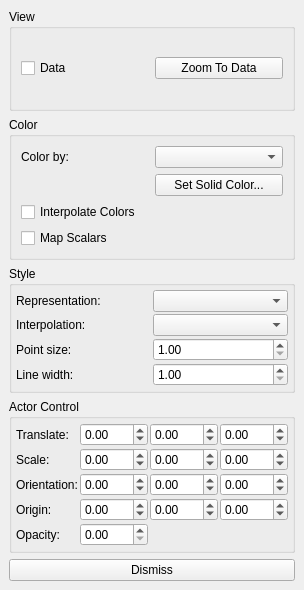
This is Qt/Components/Resources/UI/pqDisplayProxyEditor.ui in wildmichael/ParaView3-enhancements-old as Qt 5 draws it before an edit. The edited form follows.
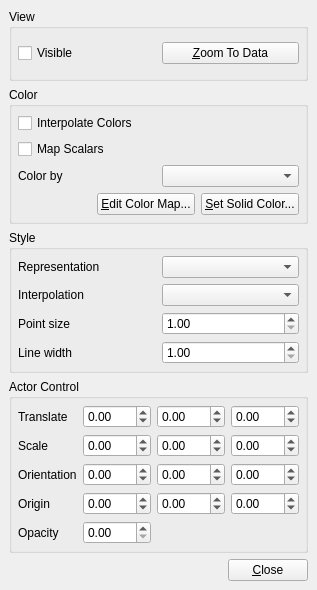
This is the edited form. Custom widgets are drawn as their Qt base class.

Commit message: ENH: Adding the color map editor to the display dialog.

The edit to the form file:
```diff
--- a/Qt/Components/Resources/UI/pqDisplayProxyEditor.ui
+++ b/Qt/Components/Resources/UI/pqDisplayProxyEditor.ui
@@ -15,73 +15,69 @@
   <property name="windowTitle" >
    <string>Form</string>
   </property>
-  <layout class="QVBoxLayout" >
+  <layout class="QGridLayout" >
    <property name="margin" >
     <number>9</number>
    </property>
    <property name="spacing" >
     <number>6</number>
    </property>
-   <item>
-    <widget class="QGroupBox" name="ViewGroup" >
-     <property name="title" >
-      <string>View</string>
-     </property>
-     <property name="flat" >
-      <bool>false</bool>
-     </property>
-     <property name="checkable" >
-      <bool>false</bool>
-     </property>
-     <property name="checked" >
-      <bool>false</bool>
-     </property>
-     <layout class="QHBoxLayout" >
-      <property name="margin" >
-       <number>9</number>
-      </property>
-      <property name="spacing" >
-       <number>6</number>
-      </property>
-      <item>
-       <widget class="QCheckBox" name="ViewData" >
-        <property name="toolTip" >
-         <string>&lt;html>&lt;head>&lt;meta name="qrichtext" content="1" />&lt;/head>&lt;body style=" white-space: pre-wrap; font-family:Sans Serif; font-size:9pt; font-weight:400; font-style:normal; text-decoration:none;">&lt;p style=" margin-top:0px; margin-bottom:0px; margin-left:0px; margin-right:0px; -qt-block-indent:0; text-indent:0px;">Toggle visibility of this dataset's geometry.&lt;/p>&lt;/body>&lt;/html></string>
-        </property>
-        <property name="text" >
-         <string>Data</string>
-        </property>
-       </widget>
-      </item>
-      <item>
-       <widget class="QPushButton" name="ViewZoomToData" >
-        <property name="enabled" >
-         <bool>true</bool>
-        </property>
-        <property name="toolTip" >
-         <string>&lt;html>&lt;head>&lt;meta name="qrichtext" content="1" />&lt;/head>&lt;body style=" white-space: pre-wrap; font-family:Sans Serif; font-size:9pt; font-weight:400; font-style:normal; text-decoration:none;">&lt;p style=" margin-top:0px; margin-bottom:0px; margin-left:0px; margin-right:0px; -qt-block-indent:0; text-indent:0px;">Change the camera location to best fit the dataset in the view window.&lt;/p>&lt;/body>&lt;/html></string>
-        </property>
-        <property name="text" >
-         <string>Zoom To Data</string>
-        </property>
-       </widget>
-      </item>
-     </layout>
-    </widget>
-   </item>
-   <item>
+   <item row="1" column="0" colspan="2" >
     <widget class="QGroupBox" name="ColorGroup" >
      <property name="title" >
       <string>Color</string>
      </property>
      <layout class="QGridLayout" >
       <property name="margin" >
-       <number>9</number>
+       <number>6</number>
       </property>
       <property name="spacing" >
        <number>6</number>
       </property>
-      <item row="0" column="1" >
+      <item row="3" column="0" colspan="2" >
+       <layout class="QHBoxLayout" >
+        <property name="margin" >
+         <number>0</number>
+        </property>
+        <property name="spacing" >
+         <number>6</number>
+        </property>
+        <item>
+         <spacer>
+          <property name="orientation" >
+           <enum>Qt::Horizontal</enum>
+          </property>
+          <property name="sizeHint" >
+           <size>
+            <width>40</width>
+            <height>20</height>
+           </size>
+          </property>
+         </spacer>
+        </item>
+        <item>
+         <widget class="QPushButton" name="EditColorMapButton" >
+          <property name="text" >
+           <string>&amp;Edit Color Map...</string>
+          </property>
+         </widget>
+        </item>
+        <item>
+         <widget class="pqColorChooserButton" name="ColorActorColor" >
+          <property name="enabled" >
+           <bool>true</bool>
+          </property>
+          <property name="toolTip" >
+           <string>&lt;html>&lt;head>&lt;meta name="qrichtext" content="1" />&lt;/head>&lt;body style=" white-space: pre-wrap; font-family:Sans Serif; font-size:9pt; font-weight:400; font-style:normal; text-decoration:none;">&lt;p style=" margin-top:0px; margin-bottom:0px; margin-left:0px; margin-right:0px; -qt-block-indent:0; text-indent:0px;">Edit the constant color for the geometry.&lt;/p>&lt;/body>&lt;/html></string>
+          </property>
+          <property name="text" >
+           <string>&amp;Set Solid Color...</string>
+          </property>
+         </widget>
+        </item>
+       </layout>
+      </item>
+      <item row="2" column="1" >
        <widget class="QComboBox" name="ColorBy" >
         <property name="enabled" >
          <bool>true</bool>
@@ -91,14 +87,14 @@
         </property>
        </widget>
       </item>
-      <item row="0" column="0" >
+      <item row="2" column="0" >
        <widget class="QLabel" name="label" >
         <property name="text" >
-         <string>Color by:</string>
+         <string>Color by</string>
         </property>
        </widget>
       </item>
-      <item row="3" column="0" >
+      <item row="1" column="0" colspan="2" >
        <widget class="QCheckBox" name="ColorMapScalars" >
         <property name="enabled" >
          <bool>true</bool>
@@ -111,7 +107,7 @@
         </property>
        </widget>
       </item>
-      <item row="2" column="0" >
+      <item row="0" column="0" colspan="2" >
        <widget class="QCheckBox" name="ColorInterpolateColors" >
         <property name="enabled" >
          <bool>true</bool>
@@ -124,124 +120,48 @@
         </property>
        </widget>
       </item>
-      <item row="1" column="1" >
-       <widget class="pqColorChooserButton" name="ColorActorColor" >
-        <property name="enabled" >
-         <bool>true</bool>
-        </property>
-        <property name="toolTip" >
-         <string>&lt;html>&lt;head>&lt;meta name="qrichtext" content="1" />&lt;/head>&lt;body style=" white-space: pre-wrap; font-family:Sans Serif; font-size:9pt; font-weight:400; font-style:normal; text-decoration:none;">&lt;p style=" margin-top:0px; margin-bottom:0px; margin-left:0px; margin-right:0px; -qt-block-indent:0; text-indent:0px;">Edit the constant color for the geometry.&lt;/p>&lt;/body>&lt;/html></string>
-        </property>
-        <property name="text" >
-         <string>Set Solid Color...</string>
-        </property>
-       </widget>
-      </item>
      </layout>
     </widget>
    </item>
-   <item>
-    <widget class="QGroupBox" name="groupBox_2" >
-     <property name="title" >
-      <string>Style</string>
+   <item row="4" column="0" >
+    <spacer>
+     <property name="orientation" >
+      <enum>Qt::Horizontal</enum>
      </property>
-     <layout class="QGridLayout" >
-      <property name="margin" >
-       <number>4</number>
-      </property>
-      <property name="spacing" >
-       <number>2</number>
-      </property>
-      <item row="2" column="0" >
-       <widget class="QLabel" name="label_4" >
-        <property name="text" >
-         <string>Point size:</string>
-        </property>
-       </widget>
-      </item>
-      <item row="0" column="0" >
-       <widget class="QLabel" name="label_2" >
-        <property name="text" >
-         <string>Representation:</string>
-        </property>
-        <property name="alignment" >
-         <set>Qt::AlignLeading|Qt::AlignLeft|Qt::AlignVCenter</set>
-        </property>
-       </widget>
-      </item>
-      <item row="1" column="0" >
-       <widget class="QLabel" name="label_3" >
-        <property name="text" >
-         <string>Interpolation:</string>
-        </property>
-       </widget>
-      </item>
-      <item row="3" column="0" >
-       <widget class="QLabel" name="label_5" >
-        <property name="text" >
-         <string>Line width:</string>
-        </property>
-       </widget>
-      </item>
-      <item row="0" column="1" >
-       <widget class="QComboBox" name="StyleRepresentation" >
-        <property name="toolTip" >
-         <string>&lt;html>&lt;head>&lt;meta name="qrichtext" content="1" />&lt;/head>&lt;body style=" white-space: pre-wrap; font-family:Sans Serif; font-size:9pt; font-weight:400; font-style:normal; text-decoration:none;">&lt;p style=" margin-top:0px; margin-bottom:0px; margin-left:0px; margin-right:0px; -qt-block-indent:0; text-indent:0px;">Choose what geometry should be used to represent the dataset.&lt;/p>&lt;/body>&lt;/html></string>
-        </property>
-       </widget>
-      </item>
-      <item row="1" column="1" >
-       <widget class="QComboBox" name="StyleInterpolation" >
-        <property name="toolTip" >
-         <string>&lt;html>&lt;head>&lt;meta name="qrichtext" content="1" />&lt;/head>&lt;body style=" white-space: pre-wrap; font-family:Sans Serif; font-size:9pt; font-weight:400; font-style:normal; text-decoration:none;">&lt;p style=" margin-top:0px; margin-bottom:0px; margin-left:0px; margin-right:0px; -qt-block-indent:0; text-indent:0px;">Choose the method used to shade the geometry and interpolate point attributes.&lt;/p>&lt;/body>&lt;/html></string>
-        </property>
-       </widget>
-      </item>
-      <item row="2" column="1" >
-       <widget class="QDoubleSpinBox" name="StylePointSize" >
-        <property name="toolTip" >
-         <string>&lt;html>&lt;head>&lt;meta name="qrichtext" content="1" />&lt;/head>&lt;body style=" white-space: pre-wrap; font-family:Sans Serif; font-size:9pt; font-weight:400; font-style:normal; text-decoration:none;">&lt;p style=" margin-top:0px; margin-bottom:0px; margin-left:0px; margin-right:0px; -qt-block-indent:0; text-indent:0px;">If your dataset contains points/verticies, this scale adjusts the diameter of the rendered points.&lt;/p>&lt;/body>&lt;/html></string>
-        </property>
-        <property name="maximum" >
-         <double>100</double>
-        </property>
-        <property name="minimum" >
-         <double>1</double>
-        </property>
-       </widget>
-      </item>
-      <item row="3" column="1" >
-       <widget class="QDoubleSpinBox" name="StyleLineWidth" >
-        <property name="toolTip" >
-         <string>&lt;html>&lt;head>&lt;meta name="qrichtext" content="1" />&lt;/head>&lt;body style=" white-space: pre-wrap; font-family:Sans Serif; font-size:9pt; font-weight:400; font-style:normal; text-decoration:none;">&lt;p style=" margin-top:0px; margin-bottom:0px; margin-left:0px; margin-right:0px; -qt-block-indent:0; text-indent:0px;">If your dataset containes lines/edges, this scale adjusts the width of the rendered lines.&lt;/p>&lt;/body>&lt;/html></string>
-        </property>
-        <property name="maximum" >
-         <double>100</double>
-        </property>
-        <property name="minimum" >
-         <double>1</double>
-        </property>
-       </widget>
-      </item>
-     </layout>
+     <property name="sizeHint" >
+      <size>
+       <width>40</width>
+       <height>20</height>
+      </size>
+     </property>
+    </spacer>
+   </item>
+   <item row="4" column="1" >
+    <widget class="QPushButton" name="DismissButton" >
+     <property name="toolTip" >
+      <string>&lt;html>&lt;head>&lt;meta name="qrichtext" content="1" />&lt;/head>&lt;body style=" white-space: pre-wrap; font-family:Sans Serif; font-size:9pt; font-weight:400; font-style:normal; text-decoration:none;">&lt;p style=" margin-top:0px; margin-bottom:0px; margin-left:0px; margin-right:0px; -qt-block-indent:0; text-indent:0px;">Close the dialog&lt;/p>&lt;/body>&lt;/html></string>
+     </property>
+     <property name="text" >
+      <string>&amp;Close</string>
+     </property>
     </widget>
    </item>
-   <item>
+   <item row="3" column="0" colspan="2" >
     <widget class="QGroupBox" name="groupBox_3" >
      <property name="title" >
       <string>Actor Control</string>
      </property>
      <layout class="QGridLayout" >
       <property name="margin" >
-       <number>4</number>
+       <number>6</number>
       </property>
       <property name="spacing" >
-       <number>2</number>
+       <number>6</number>
       </property>
       <item row="4" column="0" >
        <widget class="QLabel" name="label_11" >
         <property name="text" >
-         <string>Opacity:</string>
+         <string>Opacity</string>
         </property>
        </widget>
       </item>
@@ -392,7 +312,7 @@
       <item row="3" column="0" >
        <widget class="QLabel" name="label_10" >
         <property name="text" >
-         <string>Origin:</string>
+         <string>Origin</string>
         </property>
        </widget>
       </item>
@@ -431,21 +351,21 @@
       <item row="0" column="0" >
        <widget class="QLabel" name="label_7" >
         <property name="text" >
-         <string>Translate:</string>
+         <string>Translate</string>
         </property>
        </widget>
       </item>
       <item row="2" column="0" >
        <widget class="QLabel" name="label_9" >
         <property name="text" >
-         <string>Orientation:</string>
+         <string>Orientation</string>
         </property>
        </widget>
       </item>
       <item row="1" column="0" >
        <widget class="QLabel" name="label_8" >
         <property name="text" >
-         <string>Scale:</string>
+         <string>Scale</string>
         </property>
        </widget>
       </item>
@@ -484,14 +404,128 @@
      </layout>
     </widget>
    </item>
-   <item>
-    <widget class="QPushButton" name="DismissButton" >
-     <property name="toolTip" >
-      <string>&lt;html>&lt;head>&lt;meta name="qrichtext" content="1" />&lt;/head>&lt;body style=" white-space: pre-wrap; font-family:Sans Serif; font-size:9pt; font-weight:400; font-style:normal; text-decoration:none;">&lt;p style=" margin-top:0px; margin-bottom:0px; margin-left:0px; margin-right:0px; -qt-block-indent:0; text-indent:0px;">Close the dialog&lt;/p>&lt;/body>&lt;/html></string>
+   <item row="2" column="0" colspan="2" >
+    <widget class="QGroupBox" name="groupBox_2" >
+     <property name="title" >
+      <string>Style</string>
      </property>
-     <property name="text" >
-      <string>Dismiss</string>
+     <layout class="QGridLayout" >
+      <property name="margin" >
+       <number>6</number>
+      </property>
+      <property name="spacing" >
+       <number>6</number>
+      </property>
+      <item row="2" column="0" >
+       <widget class="QLabel" name="label_4" >
+        <property name="text" >
+         <string>Point size</string>
+        </property>
+       </widget>
+      </item>
+      <item row="0" column="0" >
+       <widget class="QLabel" name="label_2" >
+        <property name="text" >
+         <string>Representation</string>
+        </property>
+        <property name="alignment" >
+         <set>Qt::AlignLeading|Qt::AlignLeft|Qt::AlignVCenter</set>
+        </property>
+       </widget>
+      </item>
+      <item row="1" column="0" >
+       <widget class="QLabel" name="label_3" >
+        <property name="text" >
+         <string>Interpolation</string>
+        </property>
+       </widget>
+      </item>
+      <item row="3" column="0" >
+       <widget class="QLabel" name="label_5" >
+        <property name="text" >
+         <string>Line width</string>
+        </property>
+       </widget>
+      </item>
+      <item row="0" column="1" >
+       <widget class="QComboBox" name="StyleRepresentation" >
+        <property name="toolTip" >
+         <string>&lt;html>&lt;head>&lt;meta name="qrichtext" content="1" />&lt;/head>&lt;body style=" white-space: pre-wrap; font-family:Sans Serif; font-size:9pt; font-weight:400; font-style:normal; text-decoration:none;">&lt;p style=" margin-top:0px; margin-bottom:0px; margin-left:0px; margin-right:0px; -qt-block-indent:0; text-indent:0px;">Choose what geometry should be used to represent the dataset.&lt;/p>&lt;/body>&lt;/html></string>
+        </property>
+       </widget>
+      </item>
+      <item row="1" column="1" >
+       <widget class="QComboBox" name="StyleInterpolation" >
+        <property name="toolTip" >
+         <string>&lt;html>&lt;head>&lt;meta name="qrichtext" content="1" />&lt;/head>&lt;body style=" white-space: pre-wrap; font-family:Sans Serif; font-size:9pt; font-weight:400; font-style:normal; text-decoration:none;">&lt;p style=" margin-top:0px; margin-bottom:0px; margin-left:0px; margin-right:0px; -qt-block-indent:0; text-indent:0px;">Choose the method used to shade the geometry and interpolate point attributes.&lt;/p>&lt;/body>&lt;/html></string>
+        </property>
+       </widget>
+      </item>
+      <item row="2" column="1" >
+       <widget class="QDoubleSpinBox" name="StylePointSize" >
+        <property name="toolTip" >
+         <string>&lt;html>&lt;head>&lt;meta name="qrichtext" content="1" />&lt;/head>&lt;body style=" white-space: pre-wrap; font-family:Sans Serif; font-size:9pt; font-weight:400; font-style:normal; text-decoration:none;">&lt;p style=" margin-top:0px; margin-bottom:0px; margin-left:0px; margin-right:0px; -qt-block-indent:0; text-indent:0px;">If your dataset contains points/verticies, this scale adjusts the diameter of the rendered points.&lt;/p>&lt;/body>&lt;/html></string>
+        </property>
+        <property name="maximum" >
+         <double>100</double>
+        </property>
+        <property name="minimum" >
+         <double>1</double>
+        </property>
+       </widget>
+      </item>
+      <item row="3" column="1" >
+       <widget class="QDoubleSpinBox" name="StyleLineWidth" >
+        <property name="toolTip" >
+         <string>&lt;html>&lt;head>&lt;meta name="qrichtext" content="1" />&lt;/head>&lt;body style=" white-space: pre-wrap; font-family:Sans Serif; font-size:9pt; font-weight:400; font-style:normal; text-decoration:none;">&lt;p style=" margin-top:0px; margin-bottom:0px; margin-left:0px; margin-right:0px; -qt-block-indent:0; text-indent:0px;">If your dataset containes lines/edges, this scale adjusts the width of the rendered lines.&lt;/p>&lt;/body>&lt;/html></string>
+        </property>
+        <property name="maximum" >
+         <double>100</double>
+        </property>
+        <property name="minimum" >
+         <double>1</double>
+        </property>
+       </widget>
+      </item>
+     </layout>
+    </widget>
+   </item>
+   <item row="0" column="0" colspan="2" >
+    <widget class="QGroupBox" name="ViewGroup" >
+     <property name="title" >
+      <string>View</string>
      </property>
+     <layout class="QHBoxLayout" >
+      <property name="margin" >
+       <number>6</number>
+      </property>
+      <property name="spacing" >
+       <number>6</number>
+      </property>
+      <item>
+       <widget class="QCheckBox" name="ViewData" >
+        <property name="toolTip" >
+         <string>&lt;html>&lt;head>&lt;meta name="qrichtext" content="1" />&lt;/head>&lt;body style=" white-space: pre-wrap; font-family:Sans Serif; font-size:9pt; font-weight:400; font-style:normal; text-decoration:none;">&lt;p style=" margin-top:0px; margin-bottom:0px; margin-left:0px; margin-right:0px; -qt-block-indent:0; text-indent:0px;">Toggle visibility of this dataset's geometry.&lt;/p>&lt;/body>&lt;/html></string>
+        </property>
+        <property name="text" >
+         <string>Visible</string>
+        </property>
+       </widget>
+      </item>
+      <item>
+       <widget class="QPushButton" name="ViewZoomToData" >
+        <property name="enabled" >
+         <bool>true</bool>
+        </property>
+        <property name="toolTip" >
+         <string>&lt;html>&lt;head>&lt;meta name="qrichtext" content="1" />&lt;/head>&lt;body style=" white-space: pre-wrap; font-family:Sans Serif; font-size:9pt; font-weight:400; font-style:normal; text-decoration:none;">&lt;p style=" margin-top:0px; margin-bottom:0px; margin-left:0px; margin-right:0px; -qt-block-indent:0; text-indent:0px;">Change the camera location to best fit the dataset in the view window.&lt;/p>&lt;/body>&lt;/html></string>
+        </property>
+        <property name="text" >
+         <string>&amp;Zoom To Data</string>
+        </property>
+       </widget>
+      </item>
+     </layout>
     </widget>
    </item>
   </layout>
```
Left out of the diff: 5 changed lines with no effect on the pictures. The commit also changes 16 other files.
